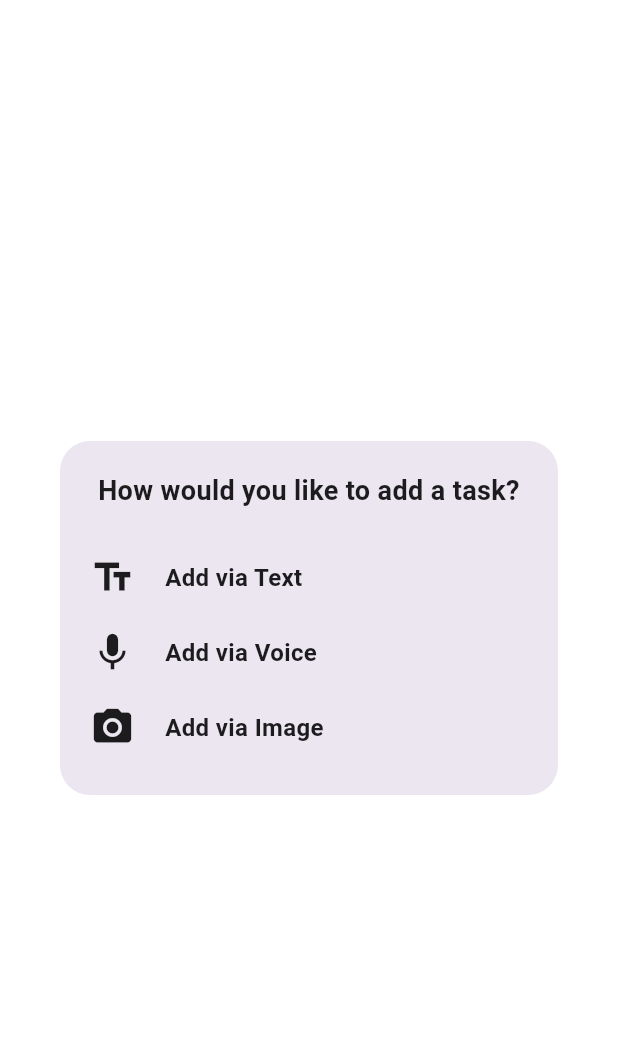
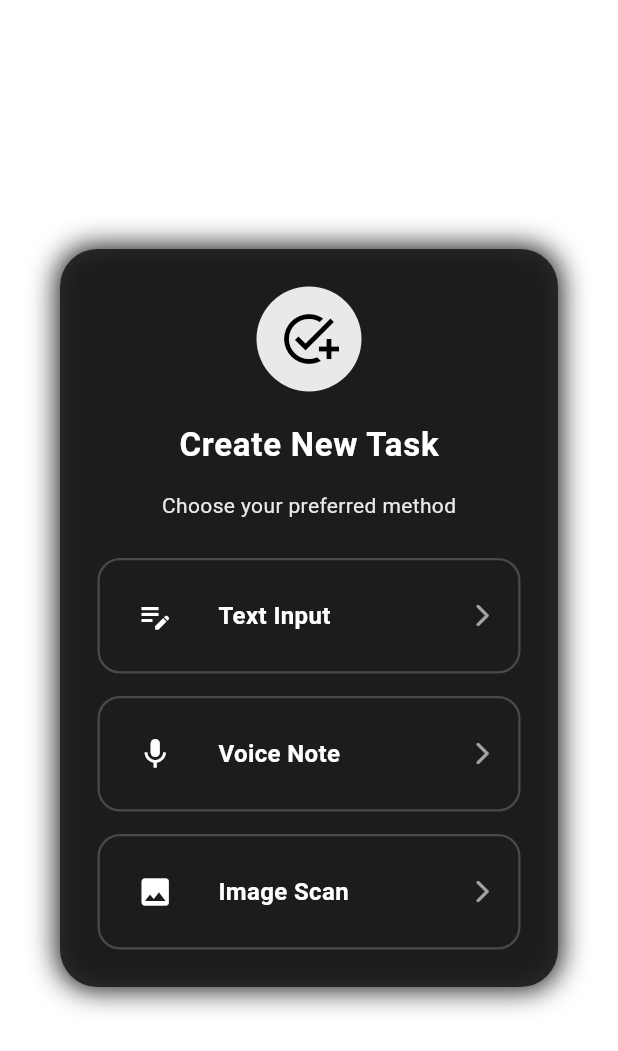
Before and after one commit to Faizan-Afzal2/marham_softec_frontend, a Flutter app: the AddTaskDialog widget shown alone on an empty page, opened directly, on a phone screen of 412 x 824 dp. Shown: the top 1051 px of the screen. Run offline on Flutter 3.47's test engine with Material 3 defaults, Android fonts, the phone set to English and light mode, and no system bars; our stand-ins replace go_router, google_fonts, image_picker, percent_indicator, shared_preferences, stylish_bottom_bar; accounts and stored records are empty.

Commit message:
Dialogue UI updated

```diff
--- a/lib/features/addTask/view/add_task_screen.dart
+++ b/lib/features/addTask/view/add_task_screen.dart
@@ -2,7 +2,6 @@ import 'package:flutter/material.dart';
 import 'package:marham_softec/features/addTask/view/add_task_by_text.dart';
 import 'package:marham_softec/features/addTask/view/add-task_by_voice.dart';
 import 'package:marham_softec/features/addTask/view/add_task_by_image.dart';
-import 'package:marham_softec/features/addTask/view/add_task_by_text.dart';
 
 class AddTaskScreen extends StatefulWidget {
   final String data;
--- a/lib/features/root/widgets/add_task_dialog.dart
+++ b/lib/features/root/widgets/add_task_dialog.dart
@@ -8,92 +8,157 @@ class AddTaskDialog extends StatelessWidget {
   @override
   Widget build(BuildContext context) {
     return Dialog(
-      shape: RoundedRectangleBorder(
-        borderRadius: BorderRadius.circular(20), // Rounded corners
+      shape: RoundedRectangleBorder(borderRadius: BorderRadius.circular(25)),
+      elevation: 0,
+      backgroundColor: Colors.transparent,
+      child: Container(
+        decoration: BoxDecoration(
+          color: AppColors.backgroundDark.withOpacity(0.9),
+          borderRadius: BorderRadius.circular(25),
+          boxShadow: [
+            BoxShadow(
+              color: Colors.black.withOpacity(0.9),
+              blurRadius: 15,
+              spreadRadius: 2,
+            )
+          ],
         ),
-      elevation: 16,
-      child: Container(
-        padding: const EdgeInsets.all(20),
-        width: MediaQuery.of(context).size.width *
-            0.9, // Customize width as per your design
+        child: Padding(
+          padding: const EdgeInsets.all(25),
           child: Column(
             mainAxisSize: MainAxisSize.min,
             children: [
+              // Header
+              Container(
+                padding: const EdgeInsets.all(15),
+                decoration: BoxDecoration(
+                  color: AppColors.backgroundLight.withOpacity(0.9),
+                  shape: BoxShape.circle,
+                ),
+                child: Icon(
+                  Icons.add_task,
+                  size: 40,
+                  color: Colors.black,
+                ),
+              ),
+              const SizedBox(height: 20),
+
+              // Title
               Text(
-              'How would you like to add a task?',
+                'Create New Task',
                 style: TextStyle(
-                fontSize: 18,
-                fontWeight: FontWeight.bold,
-                color: AppColors.backgroundDark,
+                  fontSize: 22,
+                  fontWeight: FontWeight.w700,
+                  color: AppColors.backgroundLight,
+                  letterSpacing: 0.5,
                 ),
-              textAlign: TextAlign.center,
               ),
-            SizedBox(height: 20),
-            OptionButton(
-              icon: Icons.text_fields,
-              label: 'Add via Text',
-              onTap: () {
-                context.push('/addTask', extra: "text");
-              },
+              const SizedBox(height: 15),
+
+              // Subtitle
+              Text(
+                'Choose your preferred method',
+                style: TextStyle(
+                  fontSize: 14,
+                  color: AppColors.backgroundLight.withOpacity(0.9),
                 ),
-            OptionButton(
+              ),
+              const SizedBox(height: 25),
+
+              // Options
+              ..._buildOptions(context),
+            ],
+          ),
+        ),
+      ),
+    );
+  }
+
+  List<Widget> _buildOptions(BuildContext context) {
+    return [
+      _buildOption(
+        context,
+        icon: Icons.edit_note,
+        label: 'Text Input',
+        color: Colors.blueAccent,
+        onTap: () => context.push('/addTask', extra: "text"),
+      ),
+      const SizedBox(height: 15),
+      _buildOption(
+        context,
         icon: Icons.mic,
-              label: 'Add via Voice',
-              onTap: () {
-                context.push('/addTask', extra: "voice");
-              },
+        label: 'Voice Note',
+        color: Colors.greenAccent,
+        onTap: () => context.push('/addTask', extra: "voice"),
       ),
-            OptionButton(
-              icon: Icons.camera_alt,
-              label: 'Add via Image',
-              onTap: () {
-                context.push('/addTask', extra: "image");
-              },
+      const SizedBox(height: 15),
+      _buildOption(
+        context,
+        icon: Icons.image,
+        label: 'Image Scan',
+        color: Colors.orangeAccent,
+        onTap: () => context.push('/addTask', extra: "image"),
+      ),
+    ];
+  }
+
+  Widget _buildOption(
+    BuildContext context, {
+    required IconData icon,
+    required String label,
+    required Color color,
+    required VoidCallback onTap,
+  }) {
+    return Material(
+      borderRadius: BorderRadius.circular(15),
+      color: Colors.transparent,
+      child: InkWell(
+        onTap: onTap,
+        borderRadius: BorderRadius.circular(15),
+        splashColor: color.withOpacity(0.2),
+        highlightColor: color.withOpacity(0.1),
+        child: Container(
+          padding: const EdgeInsets.all(15),
+          decoration: BoxDecoration(
+            borderRadius: BorderRadius.circular(15),
+            border: Border.all(
+              color: AppColors.backgroundLight.withOpacity(0.2),
+              width: 1.5,
+            ),
+          ),
+          child: Row(
+            children: [
+              Container(
+                padding: const EdgeInsets.all(10),
+                decoration: BoxDecoration(
+                  color: AppColors.backgroundDark.withOpacity(0.7),
+                  shape: BoxShape.circle,
+                ),
+                child: Icon(
+                  icon,
+                  size: 24,
+                  color: AppColors.backgroundLight,
+                ),
+              ),
+              const SizedBox(width: 20),
+              Text(
+                label,
+                style: TextStyle(
+                  fontSize: 16,
+                  fontWeight: FontWeight.w600,
+                  color: AppColors.backgroundLight,
+                ),
+              ),
+              const Spacer(),
+              Icon(
+                Icons.arrow_forward_ios_rounded,
+                size: 18,
+                color: AppColors.backgroundLight.withOpacity(0.6),
               ),
             ],
+          ),
         ),
       ),
     );
   }
 }
-
-class OptionButton extends StatelessWidget {
-  final IconData icon;
-  final String label;
-  final VoidCallback onTap;
-
-  const OptionButton({
-    Key? key,
-    required this.icon,
-    required this.label,
-    required this.onTap,
-  }) : super(key: key);
-
-  @override
-  Widget build(BuildContext context) {
-    return GestureDetector(
-      onTap: onTap,
-      child: Padding(
-        padding: const EdgeInsets.symmetric(vertical: 10),
-        child: Row(
-          children: [
-            Icon(
-              icon,
-              size: 30,
-              color: AppColors.backgroundDark,
-            ),
-            SizedBox(width: 20),
-            Text(
-              label,
-              style: TextStyle(
-                fontSize: 16,
-                color: AppColors.backgroundDark,
-                fontWeight: FontWeight.w600,
-              ),
-            ),
-          ],
-        ),
-      ),
-    );
-  }
-}
```
Also changed, not shown: lib/features/addTask/view/add_task_by_text.dart (+6 -8 lines). Lines whose indentation alone changed are shown as unchanged.
